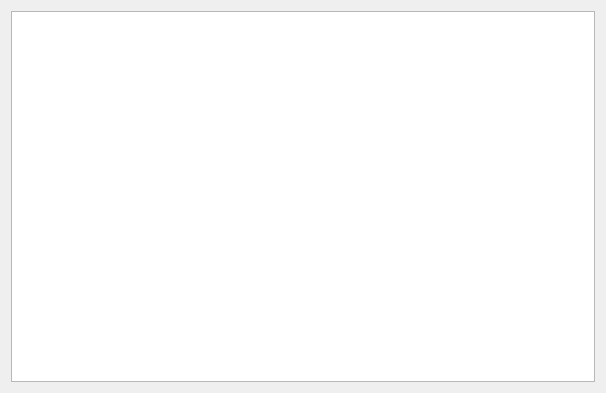
First picture: the form in Emploee/emploeetableview.ui, repository Sakton/CONVEYANCE_QV1, before the edit.
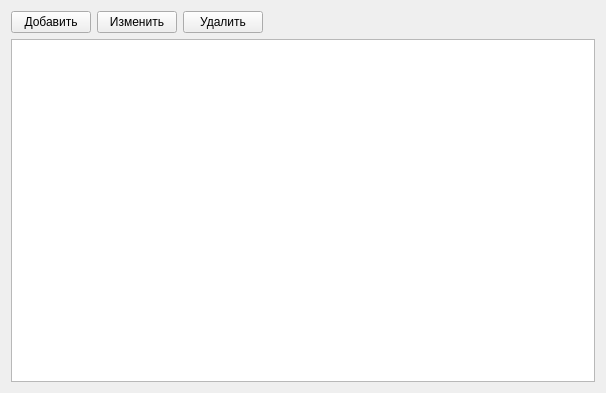
Second picture: the form after the edit. Custom widgets are drawn as their Qt base class.

What changed in the file:
```diff
--- a/Emploee/emploeetableview.ui
+++ b/Emploee/emploeetableview.ui
@@ -15,6 +15,44 @@
   </property>
   <layout class="QGridLayout" name="gridLayout">
    <item row="0" column="0">
+    <layout class="QHBoxLayout" name="horizontalLayout">
+     <item>
+      <widget class="ActionPushButton" name="pushButtonAdd">
+       <property name="text">
+        <string>Добавить</string>
+       </property>
+      </widget>
+     </item>
+     <item>
+      <widget class="ActionPushButton" name="pushButtonUpd">
+       <property name="text">
+        <string>Изменить</string>
+       </property>
+      </widget>
+     </item>
+     <item>
+      <widget class="ActionPushButton" name="pushButtonDel">
+       <property name="text">
+        <string>Удалить</string>
+       </property>
+      </widget>
+     </item>
+     <item>
+      <spacer name="horizontalSpacer">
+       <property name="orientation">
+        <enum>Qt::Horizontal</enum>
+       </property>
+       <property name="sizeHint" stdset="0">
+        <size>
+         <width>40</width>
+         <height>20</height>
+        </size>
+       </property>
+      </spacer>
+     </item>
+    </layout>
+   </item>
+   <item row="1" column="0">
     <widget class="QTableView" name="tableView">
      <property name="editTriggers">
       <set>QAbstractItemView::NoEditTriggers</set>
@@ -29,6 +67,13 @@
    </item>
   </layout>
  </widget>
+ <customwidgets>
+  <customwidget>
+   <class>ActionPushButton</class>
+   <extends>QPushButton</extends>
+   <header>actionpushbutton.h</header>
+  </customwidget>
+ </customwidgets>
  <resources/>
  <connections/>
 </ui>
```
